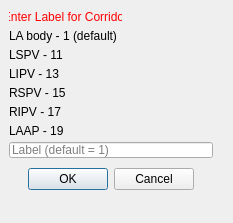
OpenHeartDevelopers/CemrgApp, file CemrgApp/Plugins/kcl.cemrgapp.atrialfibres/src/internal/AtrialFibresClipperViewUICorridor.ui: the form before one commit.
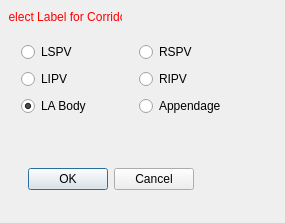
The form after the commit.

Commit message: [feature] Check label connectivity - finished [prerelease] afib 1.3

```diff
--- a/CemrgApp/Plugins/kcl.cemrgapp.atrialfibres/src/internal/AtrialFibresClipperViewUICorridor.ui
+++ b/CemrgApp/Plugins/kcl.cemrgapp.atrialfibres/src/internal/AtrialFibresClipperViewUICorridor.ui
@@ -6,7 +6,7 @@
    <rect>
     <x>0</x>
     <y>0</y>
-    <width>233</width>
+    <width>285</width>
     <height>223</height>
    </rect>
   </property>
@@ -44,103 +44,12 @@
     <string notr="true">QLabel { color: rgb(255, 0, 0) }</string>
    </property>
    <property name="text">
-    <string>Enter Label for Corridor</string>
+    <string>Select Label for Corridor</string>
    </property>
    <property name="alignment">
     <set>Qt::AlignCenter</set>
    </property>
   </widget>
-  <widget class="QLabel" name="label_2">
-   <property name="geometry">
-    <rect>
-     <x>9</x>
-     <y>28</y>
-     <width>141</width>
-     <height>16</height>
-    </rect>
-   </property>
-   <property name="text">
-    <string>LA body - 1 (default)</string>
-   </property>
-  </widget>
-  <widget class="QLabel" name="label_3">
-   <property name="geometry">
-    <rect>
-     <x>9</x>
-     <y>47</y>
-     <width>91</width>
-     <height>16</height>
-    </rect>
-   </property>
-   <property name="text">
-    <string>LSPV - 11</string>
-   </property>
-  </widget>
-  <widget class="QLabel" name="label_4">
-   <property name="geometry">
-    <rect>
-     <x>9</x>
-     <y>66</y>
-     <width>81</width>
-     <height>16</height>
-    </rect>
-   </property>
-   <property name="text">
-    <string>LIPV - 13</string>
-   </property>
-  </widget>
-  <widget class="QLabel" name="label_5">
-   <property name="geometry">
-    <rect>
-     <x>9</x>
-     <y>85</y>
-     <width>91</width>
-     <height>16</height>
-    </rect>
-   </property>
-   <property name="text">
-    <string>RSPV - 15</string>
-   </property>
-  </widget>
-  <widget class="QLabel" name="label_6">
-   <property name="geometry">
-    <rect>
-     <x>9</x>
-     <y>104</y>
-     <width>81</width>
-     <height>16</height>
-    </rect>
-   </property>
-   <property name="text">
-    <string>RIPV - 17</string>
-   </property>
-  </widget>
-  <widget class="QLabel" name="label_7">
-   <property name="geometry">
-    <rect>
-     <x>9</x>
-     <y>123</y>
-     <width>81</width>
-     <height>16</height>
-    </rect>
-   </property>
-   <property name="text">
-    <string>LAAP - 19</string>
-   </property>
-  </widget>
-  <widget class="QLineEdit" name="lineEdit_1">
-   <property name="geometry">
-    <rect>
-     <x>9</x>
-     <y>142</y>
-     <width>204</width>
-     <height>16</height>
-    </rect>
-   </property>
-   <property name="placeholderText">
-    <string>Label (default = 1)</string>
-   </property>
-  </widget>
   <widget class="QDialogButtonBox" name="buttonBox">
    <property name="enabled">
     <bool>true</bool>
@@ -163,6 +72,63 @@
     <bool>true</bool>
    </property>
   </widget>
+  <widget class="QWidget" name="gridLayoutWidget">
+   <property name="geometry">
+    <rect>
+     <x>10</x>
+     <y>30</y>
+     <width>251</width>
+     <height>101</height>
+    </rect>
+   </property>
+   <layout class="QGridLayout" name="gridLayout">
+    <item row="1" column="0">
+     <widget class="QRadioButton" name="radio_lipv">
+      <property name="text">
+       <string>LIPV</string>
+      </property>
+     </widget>
+    </item>
+    <item row="0" column="1">
+     <widget class="QRadioButton" name="radio_rspv">
+      <property name="text">
+       <string>RSPV</string>
+      </property>
+     </widget>
+    </item>
+    <item row="1" column="1">
+     <widget class="QRadioButton" name="radio_ripv">
+      <property name="text">
+       <string>RIPV</string>
+      </property>
+     </widget>
+    </item>
+    <item row="2" column="0">
+     <widget class="QRadioButton" name="radio_body">
+      <property name="text">
+       <string>LA Body</string>
+      </property>
+      <property name="checked">
+       <bool>true</bool>
+      </property>
+     </widget>
+    </item>
+    <item row="2" column="1">
+     <widget class="QRadioButton" name="radio_laa">
+      <property name="text">
+       <string>Appendage</string>
+      </property>
+     </widget>
+    </item>
+    <item row="0" column="0">
+     <widget class="QRadioButton" name="radio_lspv">
+      <property name="text">
+       <string>LSPV</string>
+      </property>
+     </widget>
+    </item>
+   </layout>
+  </widget>
  </widget>
  <layoutdefault spacing="6" margin="11"/>
  <resources/>
```
The commit also changes 7 other files.
